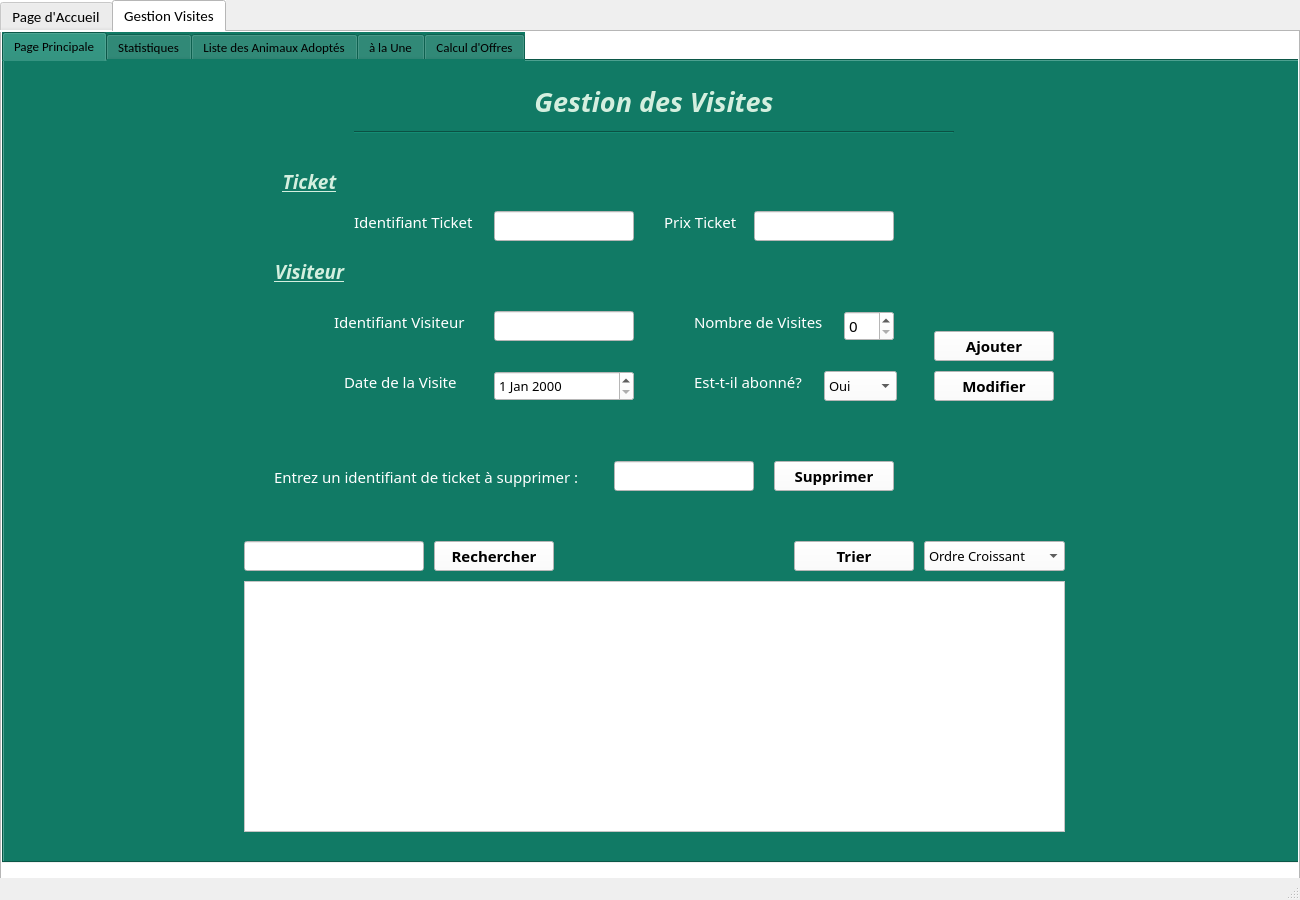
First picture: the form in gestionVisites/mainwindow.ui, repository SarraGha/Smart_Park_2A19, before the edit.
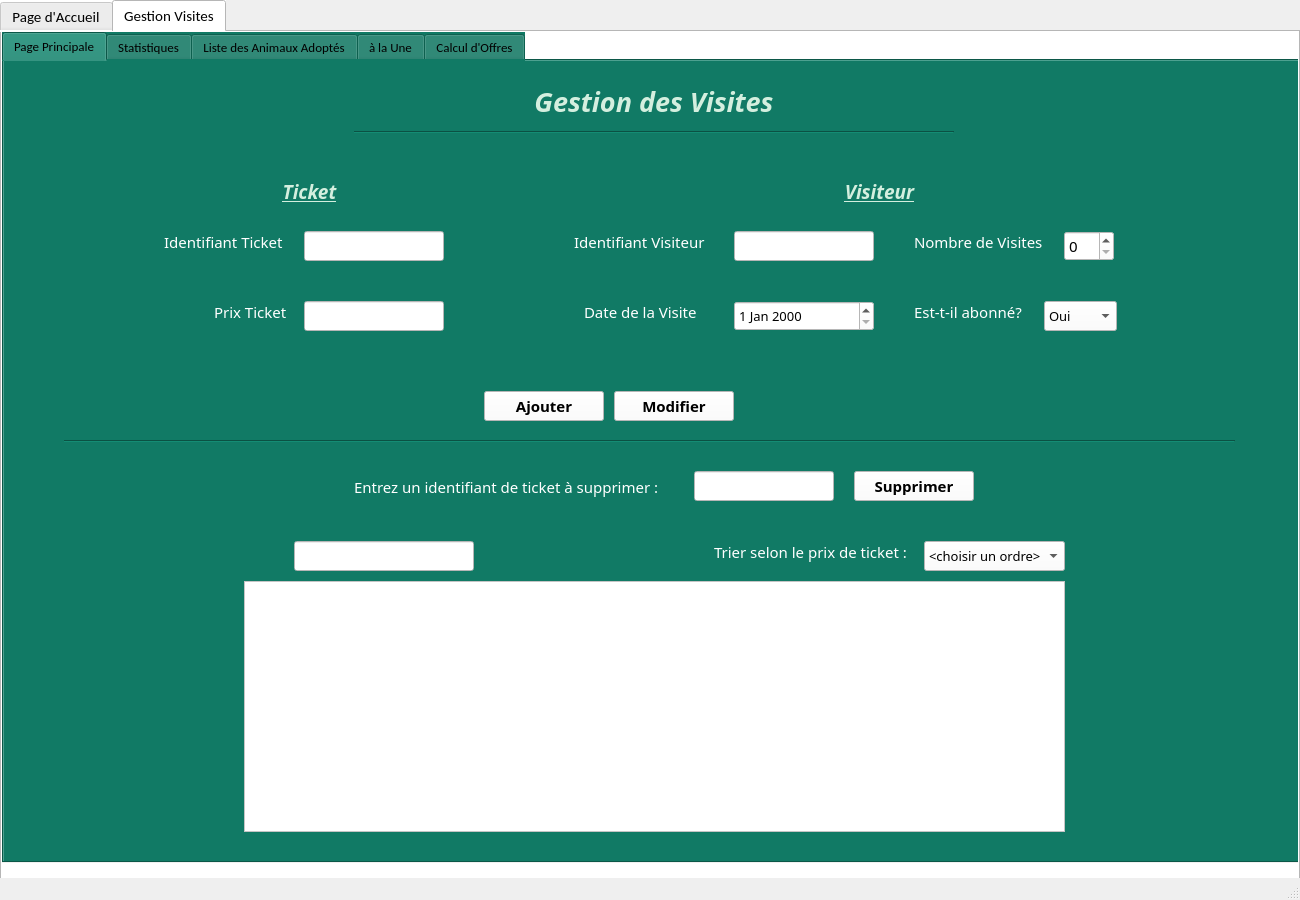
Second picture: the form after the edit. Icons and pictures are not drawn.

Diff of the .ui file:
```diff
--- a/gestionVisites/mainwindow.ui
+++ b/gestionVisites/mainwindow.ui
@@ -267,7 +267,7 @@
         <property name="geometry">
          <rect>
           <x>260</x>
-          <y>110</y>
+          <y>120</y>
           <width>91</width>
           <height>21</height>
          </rect>
@@ -302,8 +302,8 @@
        <widget class="QLabel" name="texteIdentifiantTicket">
         <property name="geometry">
          <rect>
-          <x>350</x>
-          <y>150</y>
+          <x>160</x>
+          <y>170</y>
           <width>121</width>
           <height>21</height>
          </rect>
@@ -324,8 +324,8 @@
        <widget class="QLineEdit" name="lineEdit_IdentifiantTicket">
         <property name="geometry">
          <rect>
-          <x>490</x>
-          <y>150</y>
+          <x>300</x>
+          <y>170</y>
           <width>140</width>
           <height>30</height>
          </rect>
@@ -346,8 +346,8 @@
        <widget class="QLabel" name="textePrixTicket">
         <property name="geometry">
          <rect>
-          <x>660</x>
-          <y>150</y>
+          <x>210</x>
+          <y>240</y>
           <width>81</width>
           <height>21</height>
          </rect>
@@ -368,8 +368,8 @@
        <widget class="QLineEdit" name="lineEdit_PrixTicket">
         <property name="geometry">
          <rect>
-          <x>750</x>
-          <y>150</y>
+          <x>300</x>
+          <y>240</y>
           <width>140</width>
           <height>30</height>
          </rect>
@@ -390,8 +390,8 @@
        <widget class="QLabel" name="texteIdnetifiantVisiteur">
         <property name="geometry">
          <rect>
-          <x>330</x>
-          <y>250</y>
+          <x>570</x>
+          <y>170</y>
           <width>141</width>
           <height>21</height>
          </rect>
@@ -412,8 +412,8 @@
        <widget class="QLineEdit" name="lineEdit_IdentifiantVisiteur">
         <property name="geometry">
          <rect>
-          <x>490</x>
-          <y>250</y>
+          <x>730</x>
+          <y>170</y>
           <width>140</width>
           <height>30</height>
          </rect>
@@ -434,8 +434,8 @@
        <widget class="QLabel" name="texteNbrVisites">
         <property name="geometry">
          <rect>
-          <x>690</x>
-          <y>250</y>
+          <x>910</x>
+          <y>170</y>
           <width>131</width>
           <height>21</height>
          </rect>
@@ -456,8 +456,8 @@
        <widget class="QLabel" name="texteVisiteur">
         <property name="geometry">
          <rect>
-          <x>260</x>
-          <y>200</y>
+          <x>830</x>
+          <y>120</y>
           <width>91</width>
           <height>21</height>
          </rect>
@@ -492,8 +492,8 @@
        <widget class="QSpinBox" name="spinBox_nbrVisites">
         <property name="geometry">
          <rect>
-          <x>840</x>
-          <y>250</y>
+          <x>1060</x>
+          <y>170</y>
           <width>50</width>
           <height>30</height>
          </rect>
@@ -511,8 +511,8 @@
        <widget class="QDateEdit" name="dateEdit_dateVisite">
         <property name="geometry">
          <rect>
-          <x>490</x>
-          <y>310</y>
+          <x>730</x>
+          <y>240</y>
           <width>140</width>
           <height>30</height>
          </rect>
@@ -530,8 +530,8 @@
        <widget class="QLabel" name="texteDateVisite">
         <property name="geometry">
          <rect>
-          <x>340</x>
-          <y>310</y>
+          <x>580</x>
+          <y>240</y>
           <width>141</width>
           <height>21</height>
          </rect>
@@ -552,8 +552,8 @@
        <widget class="QComboBox" name="comboBox_abonnement">
         <property name="geometry">
          <rect>
-          <x>820</x>
-          <y>310</y>
+          <x>1040</x>
+          <y>240</y>
           <width>73</width>
           <height>30</height>
          </rect>
@@ -581,8 +581,8 @@
        <widget class="QLabel" name="texteAbonnement">
         <property name="geometry">
          <rect>
-          <x>690</x>
-          <y>310</y>
+          <x>910</x>
+          <y>240</y>
           <width>121</width>
           <height>21</height>
          </rect>
@@ -616,7 +616,7 @@
        <widget class="QLineEdit" name="lineEdit_rechercher">
         <property name="geometry">
          <rect>
-          <x>240</x>
+          <x>290</x>
           <y>480</y>
           <width>180</width>
           <height>30</height>
@@ -638,63 +638,6 @@
          <string/>
         </property>
        </widget>
-       <widget class="QPushButton" name="pushButton_Rechercher">
-        <property name="geometry">
-         <rect>
-          <x>430</x>
-          <y>480</y>
-          <width>120</width>
-          <height>30</height>
-         </rect>
-        </property>
-        <property name="font">
-         <font>
-          <family>Calibri Light</family>
-          <pointsize>11</pointsize>
-          <weight>75</weight>
-          <bold>true</bold>
-         </font>
-        </property>
-        <property name="styleSheet">
-         <string notr="true">background-color: rgb(255, 255, 255);
-</string>
-        </property>
-        <property name="text">
-         <string>Rechercher</string>
-        </property>
-        <property name="icon">
-         <iconset>
-          <normaloff>../../../icone/1x/recherche.png</normaloff>../../../icone/1x/recherche.png</iconset>
-        </property>
-       </widget>
-       <widget class="QPushButton" name="pushButton_Trier">
-        <property name="geometry">
-         <rect>
-          <x>790</x>
-          <y>480</y>
-          <width>120</width>
-          <height>30</height>
-         </rect>
-        </property>
-        <property name="font">
-         <font>
-          <family>Calibri Light</family>
-          <pointsize>11</pointsize>
-          <weight>75</weight>
-          <bold>true</bold>
-         </font>
-        </property>
-        <property name="styleSheet">
-         <string notr="true">background-color: rgb(255, 255, 255);</string>
-        </property>
-        <property name="text">
-         <string>Trier</string>
-        </property>
-        <property name="icon">
-         <iconset>
-          <normaloff>../../../icone/1x/tri.png</normaloff>../../../icone/1x/tri.png</iconset>
-        </property>
-       </widget>
        <widget class="QComboBox" name="comboBox_trier">
         <property name="geometry">
          <rect>
@@ -713,6 +656,11 @@
         <property name="styleSheet">
          <string notr="true">background-color: rgb(255, 255, 255);</string>
         </property>
+        <item>
+         <property name="text">
+          <string>&lt;choisir un ordre&gt;</string>
+         </property>
+        </item>
         <item>
          <property name="text">
           <string>Ordre Croissant</string>
@@ -727,8 +675,8 @@
        <widget class="QPushButton" name="pushButton_Ajouter">
         <property name="geometry">
          <rect>
-          <x>930</x>
-          <y>270</y>
+          <x>480</x>
+          <y>330</y>
           <width>120</width>
           <height>30</height>
          </rect>
@@ -756,8 +704,8 @@
        <widget class="QPushButton" name="pushButton_Modifier">
         <property name="geometry">
          <rect>
-          <x>930</x>
-          <y>310</y>
+          <x>610</x>
+          <y>330</y>
           <width>120</width>
           <height>30</height>
          </rect>
@@ -785,8 +733,8 @@
        <widget class="QLabel" name="texteSupprimer">
         <property name="geometry">
          <rect>
-          <x>270</x>
-          <y>400</y>
+          <x>350</x>
+          <y>410</y>
           <width>321</width>
           <height>31</height>
          </rect>
@@ -807,8 +755,8 @@
        <widget class="QLineEdit" name="lineEdit_supprimer">
         <property name="geometry">
          <rect>
-          <x>610</x>
-          <y>400</y>
+          <x>690</x>
+          <y>410</y>
           <width>140</width>
           <height>30</height>
          </rect>
@@ -829,8 +777,8 @@
        <widget class="QPushButton" name="pushButton_Supprimer">
         <property name="geometry">
          <rect>
-          <x>770</x>
-          <y>400</y>
+          <x>850</x>
+          <y>410</y>
           <width>120</width>
           <height>30</height>
          </rect>
@@ -855,6 +803,57 @@
           <normaloff>../../../icone/1x/-.png</normaloff>../../../icone/1x/-.png</iconset>
         </property>
        </widget>
+       <widget class="QLabel" name="label_2">
+        <property name="geometry">
+         <rect>
+          <x>250</x>
+          <y>480</y>
+          <width>31</width>
+          <height>31</height>
+         </rect>
+        </property>
+        <property name="text">
+         <string/>
+        </property>
+        <property name="pixmap">
+         <pixmap>../../../icone/1x/1x/1x/recherchePetit.png</pixmap>
+        </property>
+       </widget>
+       <widget class="Line" name="line_2">
+        <property name="geometry">
+         <rect>
+          <x>60</x>
+          <y>370</y>
+          <width>1171</width>
+          <height>20</height>
+         </rect>
+        </property>
+        <property name="orientation">
+         <enum>Qt::Horizontal</enum>
+        </property>
+       </widget>
+       <widget class="QLabel" name="textePrixTicket_2">
+        <property name="geometry">
+         <rect>
+          <x>710</x>
+          <y>480</y>
+          <width>201</width>
+          <height>21</height>
+         </rect>
+        </property>
+        <property name="font">
+         <font>
+          <family>Calibri Light</family>
+          <pointsize>11</pointsize>
+         </font>
+        </property>
+        <property name="styleSheet">
+         <string notr="true">color: rgb(255, 255, 255);</string>
+        </property>
+        <property name="text">
+         <string>Trier selon le prix de ticket :</string>
+        </property>
+       </widget>
       </widget>
       <widget class="QWidget" name="tab_Statistiques">
        <attribute name="title">
```
Left out of the diff: 2 changed lines with no effect on the pictures.
